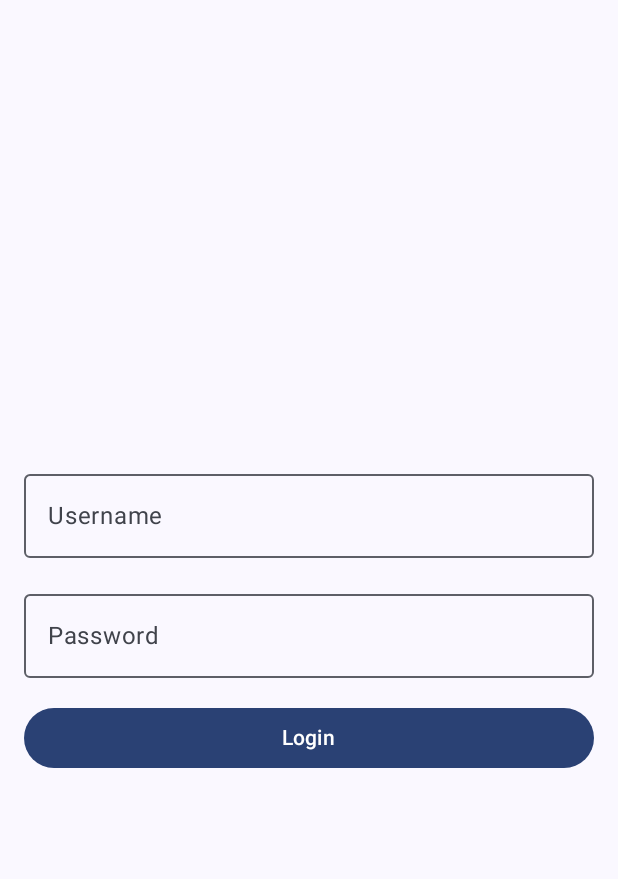
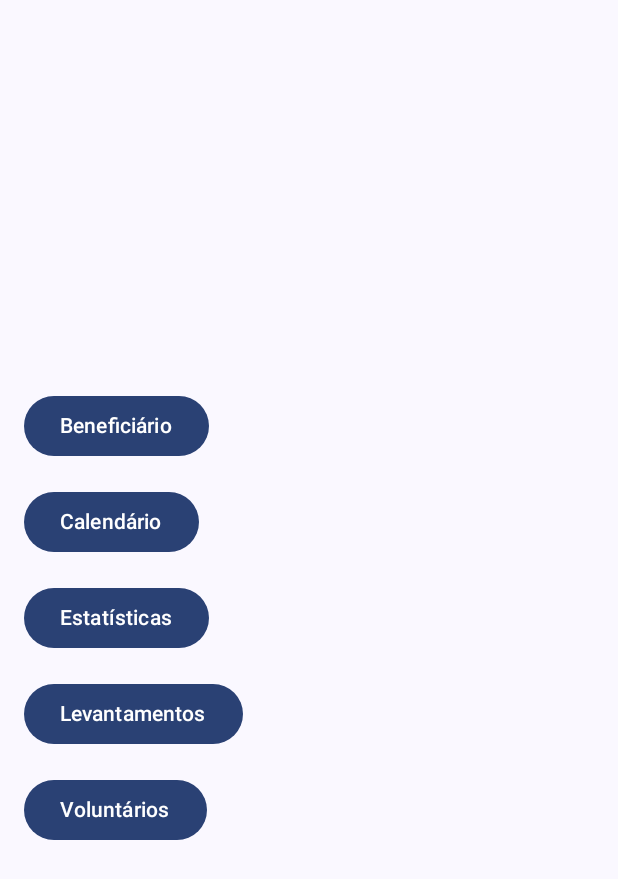
Before and after one commit to Andrezz1/G11_ProjetoAplicado, an Android app built with Jetpack Compose: the screen it shows after launch (MainActivity), after a tap on "Login", on a phone screen of 412 x 824 dp. Shown: the top 879 px of the screen. Run offline under Robolectric (Android 15) with nearby library versions, the phone set to English and light mode, and no system bars; 3 statements that could not run were skipped.

Commit message:
Home Screen e Beneficiarios

```diff
--- a/app/app/build.gradle.kts
+++ b/app/app/build.gradle.kts
@@ -64,6 +64,7 @@ dependencies {
     implementation(libs.androidx.ui.tooling.preview)
     implementation(libs.androidx.material3)
     implementation(libs.androidx.espresso.core)
+    implementation(libs.androidx.navigation.compose)
     testImplementation(libs.junit)
     androidTestImplementation(libs.androidx.junit)
     androidTestImplementation(libs.androidx.espresso.core)
--- a/app/app/src/main/java/pt/ipca/doamais/MainActivity.kt
+++ b/app/app/src/main/java/pt/ipca/doamais/MainActivity.kt
@@ -5,41 +5,67 @@ import androidx.activity.ComponentActivity
 import androidx.activity.compose.setContent
 import androidx.activity.enableEdgeToEdge
 import androidx.compose.foundation.layout.fillMaxSize
+import androidx.compose.foundation.layout.fillMaxWidth
 import androidx.compose.foundation.layout.padding
 import androidx.compose.material3.Scaffold
 import androidx.compose.material3.Text
 import androidx.compose.runtime.Composable
 import androidx.compose.ui.Modifier
-import androidx.compose.ui.tooling.preview.Preview
+import androidx.navigation.NavController
+import androidx.navigation.NavHost
+import androidx.navigation.compose.NavHost
+import androidx.navigation.compose.composable
+import androidx.navigation.compose.rememberNavController
 import pt.ipca.doamais.screen.Login
 import pt.ipca.doamais.ui.theme.DoaTheme
+import pt.ipca.doamais.screen.HomeScreen
+import pt.ipca.doamais.screen.BeneficiariosScreen
 
 class MainActivity : ComponentActivity() {
     override fun onCreate(savedInstanceState: Bundle?) {
         super.onCreate(savedInstanceState)
-        enableEdgeToEdge()
+        enableEdgeToEdge() // Optional: For immersive fullscreen
+
         setContent {
             DoaTheme {
+                // Create the NavController to manage screen navigation
+                val navController = rememberNavController()
+
                 Scaffold(modifier = Modifier.fillMaxSize()) { innerPadding ->
-                    Login(innerPadding)
+                    // Setup the NavHost and define composables for each screen
+                    NavHost(
+                        navController = navController,
+                        startDestination = "login", // Start with the login screen
+                        modifier = Modifier.padding(innerPadding)
+                    ) {
+                        // Define login screen
+                        composable("login") {
+                            Login(innerPadding = innerPadding, navController = navController)
+                        }
+
+                        // Define home screen (this will be your post-login screen)
+                        composable("home") {
+                            HomeScreen(navController = navController) // Pass the NavController here
+                        }
+
+                        // Define Beneficiarios screen
+                        composable("beneficiarios") {
+                            BeneficiariosScreen(navController = navController)
+                        }
+
+                        // Add screens for "lista_beneficiarios" and "adicionar_beneficiario" if needed
+                        composable("lista_beneficiarios") {
+                            // Here you would display the list of beneficiaries
+                            Text(text = "Lista de Beneficiários", modifier = Modifier.fillMaxWidth())
+                        }
+
+                        composable("adicionar_beneficiario") {
+                            // Here you would implement the form to add a new beneficiary
+                            Text(text = "Adicionar Beneficiário", modifier = Modifier.fillMaxWidth())
+                        }
+                    }
                 }
             }
         }
     }
 }
-
-@Composable
-fun Greeting(name: String, modifier: Modifier = Modifier) {
-    Text(
-        text = "Hello $name!",
-        modifier = modifier
-    )
-}
-
-@Preview(showBackground = true)
-@Composable
-fun GreetingPreview() {
-    DoaTheme {
-        Greeting("Android")
-    }
-}
--- /dev/null
+++ b/app/app/src/main/java/pt/ipca/doamais/screen/Home.kt
@@ -0,0 +1,48 @@
+package pt.ipca.doamais.screen
+
+import androidx.compose.foundation.layout.*
+import androidx.compose.material3.Button
+import androidx.compose.material3.Text
+import androidx.compose.runtime.Composable
+import androidx.compose.ui.Alignment
+import androidx.compose.ui.Modifier
+import androidx.compose.ui.platform.LocalContext
+import androidx.compose.ui.tooling.preview.Preview
+import androidx.compose.ui.unit.dp
+import androidx.navigation.NavController
+import pt.ipca.doamais.ui.theme.DoaTheme
+
+@Composable
+fun HomeScreen(navController: NavController) {
+    Column(
+        modifier = Modifier
+            .fillMaxSize()
+            .padding(16.dp),
+        verticalArrangement = Arrangement.spacedBy(16.dp, Alignment.CenterVertically)
+    ) {
+        // Botões para as diferentes seções
+        Button(onClick = { navController.navigate("beneficiarios") }) {
+            Text("Beneficiário")
+        }
+        Button(onClick = { navController.navigate("calendario") }) {
+            Text("Calendário")
+        }
+        Button(onClick = { navController.navigate("estatisticas") }) {
+            Text("Estatísticas")
+        }
+        Button(onClick = { navController.navigate("levantamentos") }) {
+            Text("Levantamentos")
+        }
+        Button(onClick = { navController.navigate("voluntarios") }) {
+            Text("Voluntários")
+        }
+    }
+}
+
+@Preview(showBackground = true)
+@Composable
+fun HomeScreenPreview() {
+    DoaTheme {
+        HomeScreen(navController = NavController(context = LocalContext.current)) // Para visualização prévia
+    }
+}
--- a/app/app/src/main/java/pt/ipca/doamais/screen/Login.kt
+++ b/app/app/src/main/java/pt/ipca/doamais/screen/Login.kt
@@ -1,25 +1,15 @@
 package pt.ipca.doamais.screen
 
 import android.util.Log
-import androidx.compose.foundation.layout.Arrangement
-import androidx.compose.foundation.layout.Column
-import androidx.compose.foundation.layout.PaddingValues
-import androidx.compose.foundation.layout.Spacer
-import androidx.compose.foundation.layout.fillMaxSize
-import androidx.compose.foundation.layout.fillMaxWidth
-import androidx.compose.foundation.layout.height
-import androidx.compose.foundation.layout.padding
+import androidx.compose.foundation.layout.*
 import androidx.compose.material3.Button
 import androidx.compose.material3.OutlinedTextField
 import androidx.compose.material3.Text
-import androidx.compose.runtime.Composable
-import androidx.compose.runtime.getValue
-import androidx.compose.runtime.mutableStateOf
-import androidx.compose.runtime.remember
-import androidx.compose.runtime.setValue
+import androidx.compose.runtime.*
 import androidx.compose.ui.Modifier
 import androidx.compose.ui.text.input.PasswordVisualTransformation
 import androidx.compose.ui.unit.dp
+import androidx.navigation.NavController
 import kotlinx.coroutines.CoroutineScope
 import kotlinx.coroutines.Dispatchers
 import kotlinx.coroutines.launch
@@ -27,11 +17,12 @@ import kotlinx.coroutines.withContext
 import pt.ipca.doamais.api.api.UsersApi
 import pt.ipca.doamais.api.model.UserLogin
 
-
 @Composable
-fun Login(innerPadding: PaddingValues) {
+fun Login(innerPadding: PaddingValues, navController: NavController) {
     var username by remember { mutableStateOf("") }
     var password by remember { mutableStateOf("") }
+    var isLoggingIn by remember { mutableStateOf(false) }
+    var loginError by remember { mutableStateOf<String?>(null) }
 
     Column(
         modifier = Modifier
@@ -40,6 +31,7 @@ fun Login(innerPadding: PaddingValues) {
             .padding(16.dp),
         verticalArrangement = Arrangement.Center
     ) {
+        // Username field
         OutlinedTextField(
             value = username,
             onValueChange = { username = it },
@@ -47,6 +39,8 @@ fun Login(innerPadding: PaddingValues) {
             modifier = Modifier.fillMaxWidth()
         )
         Spacer(modifier = Modifier.height(16.dp))
+
+        // Password field
         OutlinedTextField(
             value = password,
             onValueChange = { password = it },
@@ -55,33 +49,67 @@ fun Login(innerPadding: PaddingValues) {
             visualTransformation = PasswordVisualTransformation()
         )
         Spacer(modifier = Modifier.height(16.dp))
+
+        // Login button
         Button(
             onClick = {
+                isLoggingIn = true
+                loginError = null
                 Log.i("Login", "Username: $username, Password: $password")
-                handleLogin(username, password)
+                handleLogin(username, password, navController, onLoginSuccess = {
+                    isLoggingIn = false
+                    // Navigate to home screen on success
+                    navController.navigate("home") {
+                        popUpTo("login") { inclusive = true } // Remove login screen from the stack
+                    }
+                }, onLoginError = {
+                    isLoggingIn = false
+                    loginError = "Login failed. Please try again."
+                })
             },
             modifier = Modifier.fillMaxWidth()
         ) {
             Text("Login")
         }
+
+        // Show loading state while logging in
+        if (isLoggingIn) {
+            Text("Logging in...", modifier = Modifier.padding(top = 16.dp))
+        }
+
+        // Show error message if login failed
+        if (loginError != null) {
+            Text(loginError!!, color = androidx.compose.ui.graphics.Color.Red, modifier = Modifier.padding(top = 16.dp))
+        }
     }
 }
 
-fun handleLogin(username: String, password: String): Boolean {
-    var loginSuccessful = false
+// Function to handle login and call the API
+fun handleLogin(
+    username: String,
+    password: String,
+    navController: NavController,
+    onLoginSuccess: () -> Unit,
+    onLoginError: () -> Unit
+) {
     CoroutineScope(Dispatchers.IO).launch {
-        val apiInstance = UsersApi("http://192.168.68.109:80")
+        val apiInstance = UsersApi("http://188.245.242.57/") // Replace with actual API base URL
         val userLogin = UserLogin(username, password)
         Log.i("Login", "Logging in with username: $username, password: $password")
+
         try {
-            val result = apiInstance.usersLoginPost(userLogin)
+            val result = apiInstance.usersLoginPost(userLogin) // API call to login
             Log.i("Login", "Login successful: $result")
+
+            // Switch to main UI on successful login
             withContext(Dispatchers.Main) {
-                loginSuccessful = true
+                onLoginSuccess() // Trigger success callback
             }
-        } catch (e: Error) {
+        } catch (e: Exception) {
             Log.e("Login", "Exception when calling UsersApi#usersLoginPost", e)
+            withContext(Dispatchers.Main) {
+                onLoginError() // Trigger error callback
+            }
         }
     }
-    return loginSuccessful
 }
--- a/app/gradle/libs.versions.toml
+++ b/app/gradle/libs.versions.toml
@@ -13,6 +13,7 @@ moshi = "1.15.2"
 okhttpBom = "4.12.0"
 swaggerAnnotations = "1.6.14"
 volley = "1.2.1"
+navigationCompose = "2.8.5"
 
 [libraries]
 androidx-core-ktx = { group = "androidx.core", name = "core-ktx", version.ref = "coreKtx" }
@@ -38,6 +39,7 @@ okhttp = { module = "com.squareup.okhttp3:okhttp" }
 okhttp-bom = { module = "com.squareup.okhttp3:okhttp-bom", version.ref = "okhttpBom" }
 swagger-annotations = { module = "io.swagger:swagger-annotations", version.ref = "swaggerAnnotations" }
 volley = { module = "com.android.volley:volley", version.ref = "volley" }
+androidx-navigation-compose = { group = "androidx.navigation", name = "navigation-compose", version.ref = "navigationCompose" }
 
 [plugins]
 android-application = { id = "com.android.application", version.ref = "agp" }
```
Also changed, not shown: app/app/src/main/java/pt/ipca/doamais/screen/Beneficiario.kt (added, +36 -0 lines).
